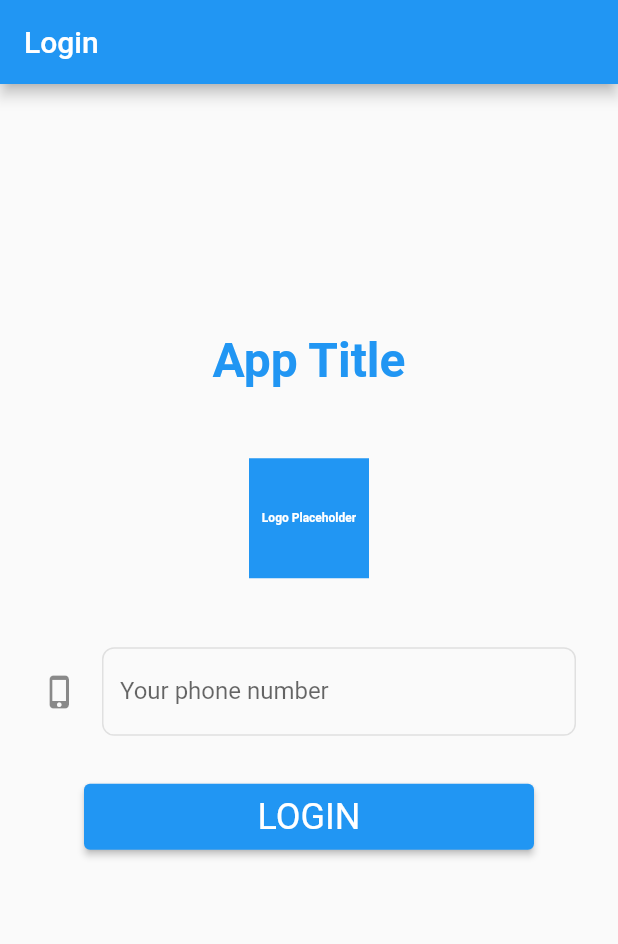
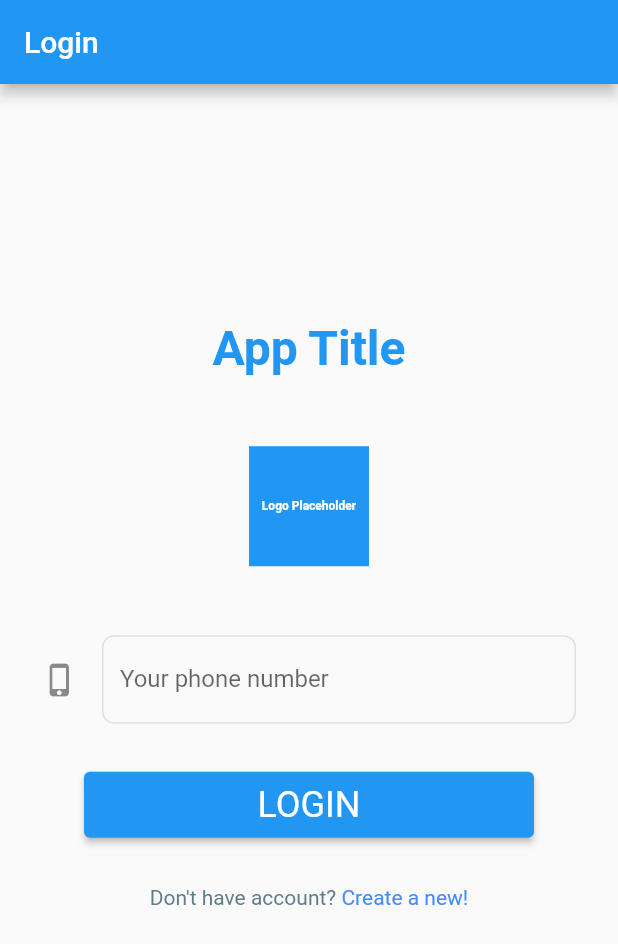
Before and after one commit to Paltsevalexandr/radency_internship, a Flutter app: the screen it shows after launch, on a phone screen of 412 x 824 dp. Shown: the top 944 px of the screen. Run offline on Flutter 3.47's test engine with Material 2 defaults, Android fonts, the phone set to English and light mode, and no system bars; our stand-ins replace pin_code_fields.

Commit message:
Added Create Account Option

```diff
--- a/lib/ui/login_page.dart
+++ b/lib/ui/login_page.dart
@@ -1,6 +1,7 @@
 import 'dart:async';
 
 import 'package:flutter/cupertino.dart';
+import 'package:flutter/gestures.dart';
 import 'package:flutter/material.dart';
 import 'package:flutter/services.dart';
 
@@ -157,6 +158,20 @@ class LoginFormState extends State<LoginForm> {
               ),
             ),
           ),
+          RichText(
+            text: TextSpan(
+                text: 'Don\'t have account? ',
+                style: TextStyle(color: Colors.blueGrey, fontSize: 14),
+                children: <TextSpan>[
+                  TextSpan(
+                      text: 'Create a new!',
+                      style: TextStyle(color: Colors.blueAccent, fontSize: 14),
+                      recognizer: TapGestureRecognizer()
+                        ..onTap = () {
+                          ScaffoldMessenger.of(context).showSnackBar(SnackBar(content: Text('Create new!')));
+                        })
+                ]),
+          ),
         ]);
   }
 
```
